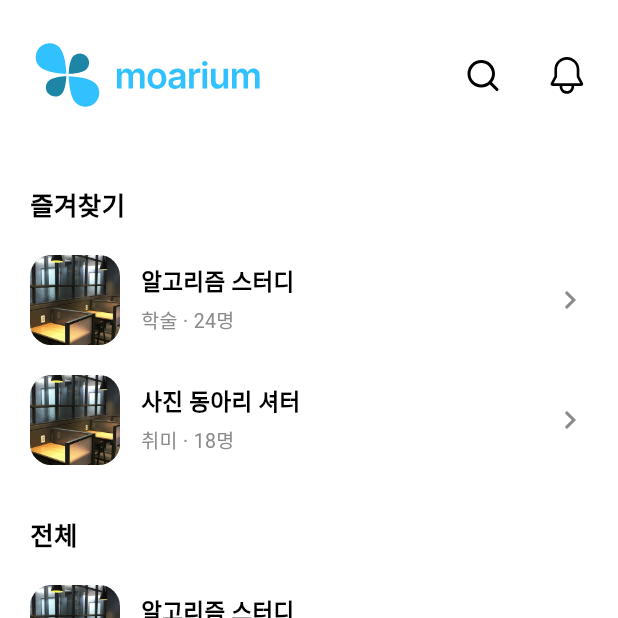
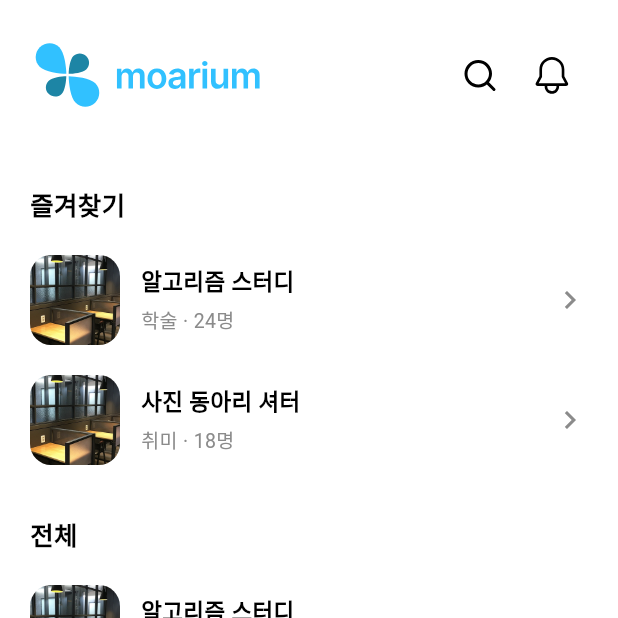
Before and after one commit to ag-0224/moa, a Flutter app: the HomePage screen opened directly, on a phone screen of 412 x 824 dp, the top half of it. Run offline on Flutter 3.47's test engine with Material 3 defaults, Android fonts, the phone set to English and light mode, and no system bars; our stand-ins replace dio, firebase_auth, firebase_core, flutter_riverpod, flutter_secure_storage, flutter_svg and 2 more; accounts and stored records are empty; network calls fail.

Commit message:
Revert "fix: 헤더 로고 위아래 여백(25px)과 검색/알림 아이콘 간격(28px)을 Figma대로 맞춤"
This reverts commit 00b1fb019d1937973b8e6e40b974b97497d206fd.

```diff
--- a/frontend/lib/presentation/pages/home/widgets/home_app_bar.dart
+++ b/frontend/lib/presentation/pages/home/widgets/home_app_bar.dart
@@ -4,18 +4,11 @@ import 'package:flutter_svg/flutter_svg.dart';
 import '../../../../core/constants/assets.dart';
 
 /// 메인 페이지 상단 고정 헤더(로고 + 검색 + 알림). Figma(node-id 3073-49)의
-/// 최상단 바를 참고했다.
-///
-/// - 로고는 텍스트가 아니라 assets/logo_with_name.svg(Figma 스펙 155x50,
-///   "moarium" 워드마크 포함)를 그대로 쓰고, 위아래 25px씩 여백을 둔다
-///   (25 + 50 + 25 = 헤더 높이 100과 정확히 맞아떨어진다).
-/// - 검색/알림 아이콘은 assets/icons/의 실제 SVG(majesticons_search.svg,
-///   cil_bell.svg)를 28x28로 쓰고, 두 아이콘 사이 간격은 28px이다. 정확한
-///   간격을 맞추기 위해 자체 여백이 있는 IconButton 대신 GestureDetector +
-///   고정폭 SizedBox로 구현한다.
-///
-/// 별도 검색/알림 화면은 아직 없어서 아이콘 탭은 onSearchTap/onNotificationTap
-/// 콜백으로 밖에서 채워 넣도록 열어둔다.
+/// 최상단 바를 참고했다. 로고는 텍스트가 아니라 assets/logo_with_name.svg
+/// (Figma 스펙 155x50)를 그대로 쓴다. 검색/알림 아이콘도 assets/icons/의
+/// 실제 SVG(majesticons_search.svg, cil_bell.svg)를 쓴다. 별도 검색/알림
+/// 화면은 아직 없어서 아이콘 탭은 onSearchTap/onNotificationTap 콜백으로
+/// 밖에서 채워 넣도록 열어둔다.
 class HomeAppBar extends StatelessWidget {
   const HomeAppBar({super.key, this.onSearchTap, this.onNotificationTap});
 
@@ -25,9 +18,7 @@ class HomeAppBar extends StatelessWidget {
   static const double height = 100;
   static const double _logoWidth = 155;
   static const double _logoHeight = 50;
-  static const double _logoVerticalMargin = 25;
   static const double _iconSize = 28;
-  static const double _iconGap = 28;
 
   @override
   Widget build(BuildContext context) {
@@ -35,22 +26,23 @@ class HomeAppBar extends StatelessWidget {
       height: height,
       child: SafeArea(
         bottom: false,
+        child: Center(
           child: Padding(
-          padding: const EdgeInsets.symmetric(horizontal: 20, vertical: _logoVerticalMargin),
+            padding: const EdgeInsets.symmetric(horizontal: 20),
             child: Row(
               children: [
                 SvgPicture.asset(Assets.logoWithName, width: _logoWidth, height: _logoHeight),
                 const Spacer(),
-              GestureDetector(
-                onTap: onSearchTap,
-                child: SvgPicture.asset(Assets.iconsSearch, width: _iconSize, height: _iconSize),
+                IconButton(
+                  onPressed: onSearchTap,
+                  icon: SvgPicture.asset(Assets.iconsSearch, width: _iconSize, height: _iconSize),
                 ),
-              const SizedBox(width: _iconGap),
-              GestureDetector(
-                onTap: onNotificationTap,
-                child: SvgPicture.asset(Assets.iconsBell, width: _iconSize, height: _iconSize),
+                IconButton(
+                  onPressed: onNotificationTap,
+                  icon: SvgPicture.asset(Assets.iconsBell, width: _iconSize, height: _iconSize),
                 ),
               ],
+            ),
           ),
         ),
       ),
```
Lines whose indentation alone changed are shown as unchanged.
